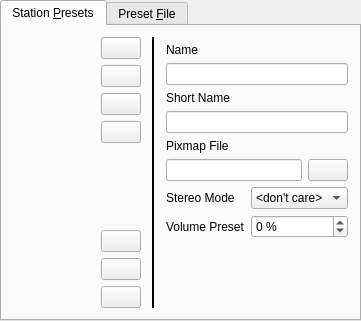
First picture: the form in plugins/radio/radio-configuration-ui.ui, repository pbek/kradio, before the edit.
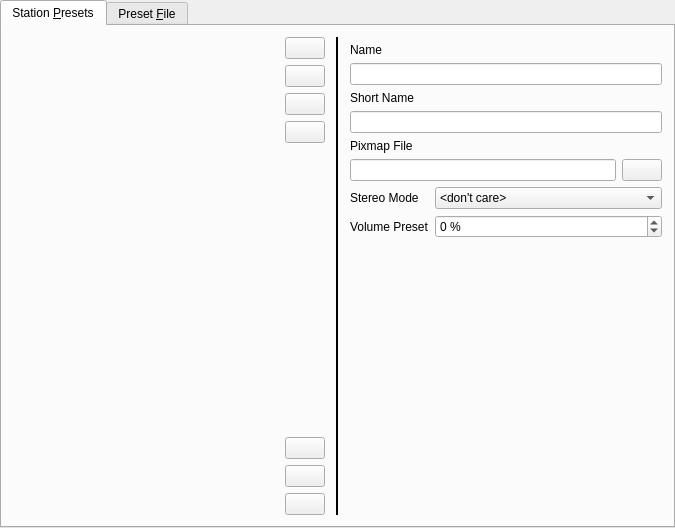
Second picture: the form after the edit. Custom widgets are drawn as their Qt base class.

Commit message: fixed tab order

What changed in the file:
```diff
--- a/plugins/radio/radio-configuration-ui.ui
+++ b/plugins/radio/radio-configuration-ui.ui
@@ -6,8 +6,8 @@
    <rect>
     <x>0</x>
     <y>0</y>
-    <width>361</width>
-    <height>321</height>
+    <width>675</width>
+    <height>528</height>
    </rect>
   </property>
   <layout class="QGridLayout">
```
Left out of the diff: 4 changed lines with no effect on the pictures.
